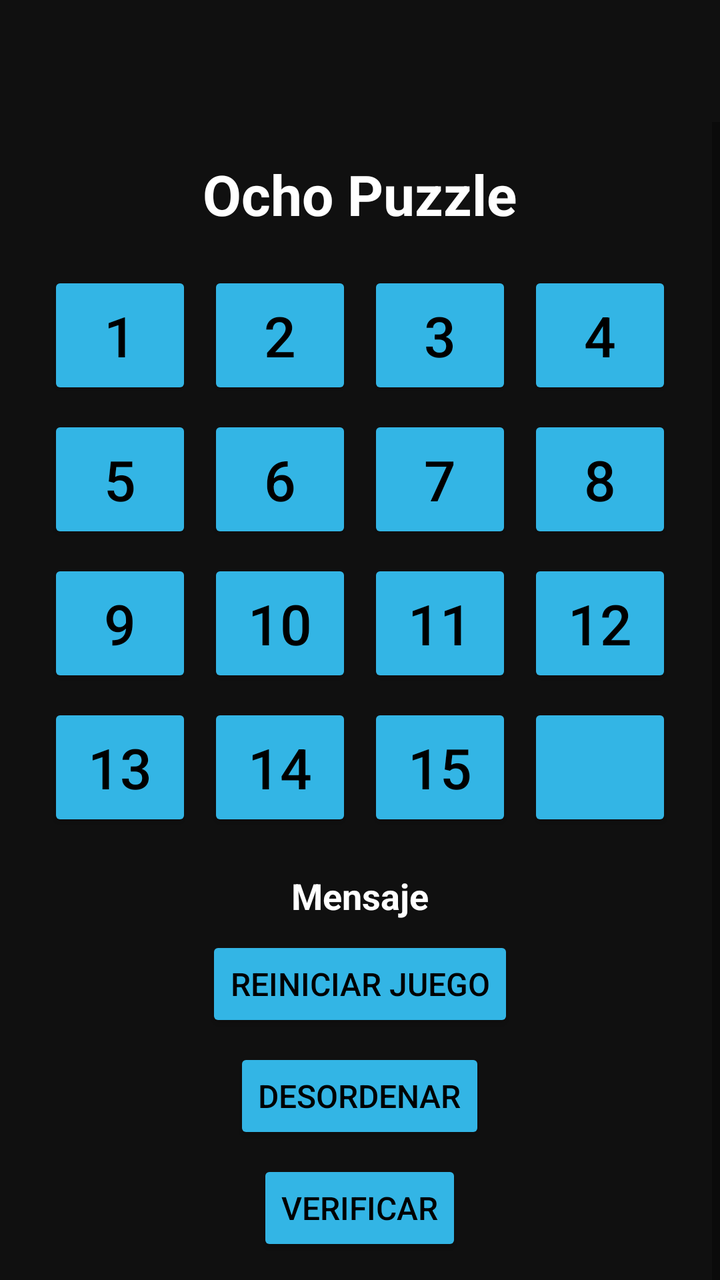
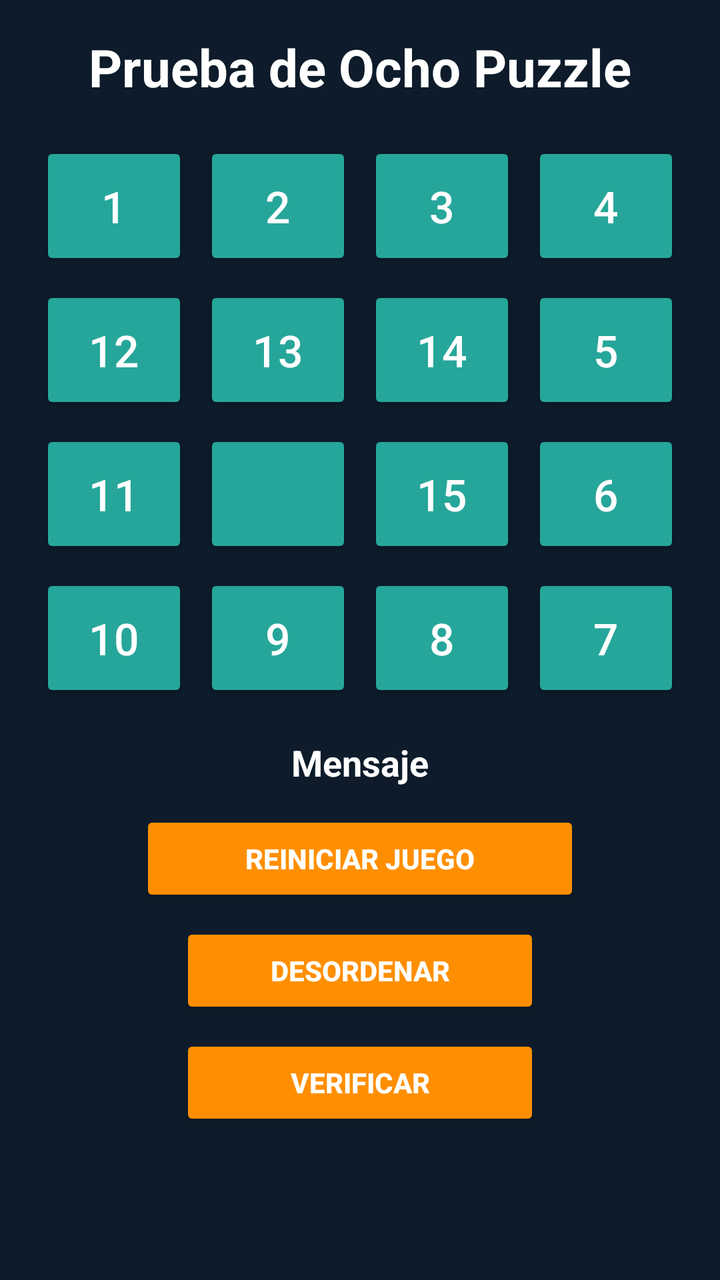

The first picture is an Android layout as it rendered before a commit; the second is the same layout after the commit. The layout source and the unified diff follow.
<!-- AndroidManifest.xml: application theme Theme.OchoPuzzle -->
<!-- res/layout/activity_main.xml -->
<?xml version="1.0" encoding="utf-8"?>
<ScrollView xmlns:android="http://schemas.android.com/apk/res/android"
    android:id="@+id/main"
    android:layout_width="match_parent"
    android:layout_height="match_parent"
    android:background="#101010"
    android:fillViewport="true"
    android:paddingTop="56dp">

    <LinearLayout
        android:layout_width="match_parent"
        android:layout_height="wrap_content"
        android:descendantFocusability="beforeDescendants"
        android:focusable="true"
        android:focusableInTouchMode="true"
        android:gravity="center_horizontal"
        android:orientation="vertical"
        android:padding="@dimen/screenPadding">

        <requestFocus />

        <TextView
            android:id="@+id/TXVTitle"
            android:layout_width="wrap_content"
            android:layout_height="wrap_content"
            android:layout_marginTop="@dimen/marginTop"
            android:text="@string/appTitle"
            android:textColor="@android:color/white"
            android:textSize="@dimen/titleTextSize"
            android:textStyle="bold" />

        <GridLayout
            android:id="@+id/GRLTablero"
            android:layout_width="wrap_content"
            android:layout_height="wrap_content"
            android:layout_marginTop="@dimen/marginTop"
            android:columnCount="4"
            android:rowCount="4">

            <Button
                android:id="@+id/BTN00"
                android:layout_width="@dimen/puzzleButtonWidth"
                android:layout_height="@dimen/puzzleButtonHeight"
                android:layout_margin="@dimen/puzzleButtonMargin"
                android:backgroundTint="@android:color/holo_blue_light"
                android:text="@string/number1"
                android:textColor="@android:color/black"
                android:textSize="@dimen/puzzleButtonTextSize" />

            <Button
                android:id="@+id/BTN01"
                android:layout_width="@dimen/puzzleButtonWidth"
                android:layout_height="@dimen/puzzleButtonHeight"
                android:layout_margin="@dimen/puzzleButtonMargin"
                android:backgroundTint="@android:color/holo_blue_light"
                android:text="@string/number2"
                android:textColor="@android:color/black"
                android:textSize="@dimen/puzzleButtonTextSize" />

            <Button
                android:id="@+id/BTN02"
                android:layout_width="@dimen/puzzleButtonWidth"
                android:layout_height="@dimen/puzzleButtonHeight"
                android:layout_margin="@dimen/puzzleButtonMargin"
                android:backgroundTint="@android:color/holo_blue_light"
                android:text="@string/number3"
                android:textColor="@android:color/black"
                android:textSize="@dimen/puzzleButtonTextSize" />

            <Button
                android:id="@+id/BTN03"
                android:layout_width="@dimen/puzzleButtonWidth"
                android:layout_height="@dimen/puzzleButtonHeight"
                android:layout_margin="@dimen/puzzleButtonMargin"
                android:backgroundTint="@android:color/holo_blue_light"
                android:text="@string/number4"
                android:textColor="@android:color/black"
                android:textSize="@dimen/puzzleButtonTextSize" />

            <Button
                android:id="@+id/BTN10"
                android:layout_width="@dimen/puzzleButtonWidth"
                android:layout_height="@dimen/puzzleButtonHeight"
                android:layout_margin="@dimen/puzzleButtonMargin"
                android:backgroundTint="@android:color/holo_blue_light"
                android:text="@string/number5"
                android:textColor="@android:color/black"
                android:textSize="@dimen/puzzleButtonTextSize" />

            <Button
                android:id="@+id/BTN11"
                android:layout_width="@dimen/puzzleButtonWidth"
                android:layout_height="@dimen/puzzleButtonHeight"
                android:layout_margin="@dimen/puzzleButtonMargin"
                android:backgroundTint="@android:color/holo_blue_light"
                android:text="@string/number6"
                android:textColor="@android:color/black"
                android:textSize="@dimen/puzzleButtonTextSize" />

            <Button
                android:id="@+id/BTN12"
                android:layout_width="@dimen/puzzleButtonWidth"
                android:layout_height="@dimen/puzzleButtonHeight"
                android:layout_margin="@dimen/puzzleButtonMargin"
                android:backgroundTint="@android:color/holo_blue_light"
                android:text="@string/number7"
                android:textColor="@android:color/black"
                android:textSize="@dimen/puzzleButtonTextSize" />

            <Button
                android:id="@+id/BTN13"
                android:layout_width="@dimen/puzzleButtonWidth"
                android:layout_height="@dimen/puzzleButtonHeight"
                android:layout_margin="@dimen/puzzleButtonMargin"
                android:backgroundTint="@android:color/holo_blue_light"
                android:text="@string/number8"
                android:textColor="@android:color/black"
                android:textSize="@dimen/puzzleButtonTextSize" />

            <Button
                android:id="@+id/BTN20"
                android:layout_width="@dimen/puzzleButtonWidth"
                android:layout_height="@dimen/puzzleButtonHeight"
                android:layout_margin="@dimen/puzzleButtonMargin"
                android:backgroundTint="@android:color/holo_blue_light"
                android:text="@string/number9"
                android:textColor="@android:color/black"
                android:textSize="@dimen/puzzleButtonTextSize" />

            <Button
                android:id="@+id/BTN21"
                android:layout_width="@dimen/puzzleButtonWidth"
                android:layout_height="@dimen/puzzleButtonHeight"
                android:layout_margin="@dimen/puzzleButtonMargin"
                android:backgroundTint="@android:color/holo_blue_light"
                android:text="@string/number10"
                android:textColor="@android:color/black"
                android:textSize="@dimen/puzzleButtonTextSize" />

            <Button
                android:id="@+id/BTN22"
                android:layout_width="@dimen/puzzleButtonWidth"
                android:layout_height="@dimen/puzzleButtonHeight"
                android:layout_margin="@dimen/puzzleButtonMargin"
                android:backgroundTint="@android:color/holo_blue_light"
                android:text="@string/number11"
                android:textColor="@android:color/black"
                android:textSize="@dimen/puzzleButtonTextSize" />

            <Button
                android:id="@+id/BTN23"
                android:layout_width="@dimen/puzzleButtonWidth"
                android:layout_height="@dimen/puzzleButtonHeight"
                android:layout_margin="@dimen/puzzleButtonMargin"
                android:backgroundTint="@android:color/holo_blue_light"
                android:text="@string/number12"
                android:textColor="@android:color/black"
                android:textSize="@dimen/puzzleButtonTextSize" />

            <Button
                android:id="@+id/BTN30"
                android:layout_width="@dimen/puzzleButtonWidth"
                android:layout_height="@dimen/puzzleButtonHeight"
                android:layout_margin="@dimen/puzzleButtonMargin"
                android:backgroundTint="@android:color/holo_blue_light"
                android:text="@string/number13"
                android:textColor="@android:color/black"
                android:textSize="@dimen/puzzleButtonTextSize" />

            <Button
                android:id="@+id/BTN31"
                android:layout_width="@dimen/puzzleButtonWidth"
                android:layout_height="@dimen/puzzleButtonHeight"
                android:layout_margin="@dimen/puzzleButtonMargin"
                android:backgroundTint="@android:color/holo_blue_light"
                android:text="@string/number14"
                android:textColor="@android:color/black"
                android:textSize="@dimen/puzzleButtonTextSize" />

            <Button
                android:id="@+id/BTN32"
                android:layout_width="@dimen/puzzleButtonWidth"
                android:layout_height="@dimen/puzzleButtonHeight"
                android:layout_margin="@dimen/puzzleButtonMargin"
                android:backgroundTint="@android:color/holo_blue_light"
                android:text="@string/number15"
                android:textColor="@android:color/black"
                android:textSize="@dimen/puzzleButtonTextSize" />

            <Button
                android:id="@+id/BTN33"
                android:layout_width="@dimen/puzzleButtonWidth"
                android:layout_height="@dimen/puzzleButtonHeight"
                android:layout_margin="@dimen/puzzleButtonMargin"
                android:backgroundTint="@android:color/holo_blue_light"
                android:contentDescription="@string/emptySpace"
                android:textColor="@android:color/black"
                android:textSize="@dimen/puzzleButtonTextSize" />

        </GridLayout>

        <TextView
            android:id="@+id/TXVMessage"
            android:layout_width="wrap_content"
            android:layout_height="wrap_content"
            android:layout_marginTop="@dimen/marginTop"
            android:text="@string/message"
            android:textColor="@android:color/white"
            android:textSize="@dimen/messageTextSize"
            android:textStyle="bold" />

        <Button
            android:id="@+id/BTNRestart"
            android:layout_width="wrap_content"
            android:layout_height="wrap_content"
            android:layout_marginTop="@dimen/smallMargin"
            android:backgroundTint="@android:color/holo_blue_light"
            android:text="@string/Restart"
            android:textColor="@android:color/black"
            android:textSize="@dimen/actionButtonTextSize" />

        <Button
            android:id="@+id/BTNShuffle"
            android:layout_width="wrap_content"
            android:layout_height="wrap_content"
            android:layout_marginTop="@dimen/smallMargin"
            android:backgroundTint="@android:color/holo_blue_light"
            android:text="@string/Shuffle"
            android:textColor="@android:color/black"
            android:textSize="@dimen/actionButtonTextSize" />

        <Button
            android:id="@+id/BTNVerify"
            android:layout_width="wrap_content"
            android:layout_height="wrap_content"
            android:layout_marginTop="@dimen/smallMargin"
            android:backgroundTint="@android:color/holo_blue_light"
            android:text="@string/Verify"
            android:textColor="@android:color/black"
            android:textSize="@dimen/actionButtonTextSize" />

    </LinearLayout>

</ScrollView>
<!-- resources referenced by this layout -->
<resources>
  <dimen name="actionButtonTextSize">16sp</dimen>
  <dimen name="marginTop">16dp</dimen>
  <dimen name="messageTextSize">18sp</dimen>
  <dimen name="puzzleButtonHeight">64dp</dimen>
  <dimen name="puzzleButtonMargin">4dp</dimen>
  <dimen name="puzzleButtonTextSize">28sp</dimen>
  <dimen name="puzzleButtonWidth">72dp</dimen>
  <dimen name="screenPadding">12dp</dimen>
  <dimen name="smallMargin">8dp</dimen>
  <dimen name="titleTextSize">28sp</dimen>
  <string name="Restart">Reiniciar Juego</string>
  <string name="Shuffle">Desordenar</string>
  <string name="Verify">Verificar</string>
  <string name="appTitle">Ocho Puzzle</string>
  <string name="emptySpace">Casilla vacía</string>
  <string name="message">Mensaje</string>
  <string name="number1" translatable="false">1</string>
  <string name="number10" translatable="false">10</string>
  <string name="number11" translatable="false">11</string>
  <string name="number12" translatable="false">12</string>
  <string name="number13" translatable="false">13</string>
  <string name="number14" translatable="false">14</string>
  <string name="number15" translatable="false">15</string>
  <string name="number2" translatable="false">2</string>
  <string name="number3" translatable="false">3</string>
  <string name="number4" translatable="false">4</string>
  <string name="number5" translatable="false">5</string>
  <string name="number6" translatable="false">6</string>
  <string name="number7" translatable="false">7</string>
  <string name="number8" translatable="false">8</string>
  <string name="number9" translatable="false">9</string>
  <style name="Theme.OchoPuzzle" parent="Theme.MaterialComponents.DayNight.DarkActionBar">
          
          <item name="colorPrimary">@color/purple_500</item>
          <item name="colorPrimaryVariant">@color/purple_700</item>
          <item name="colorOnPrimary">@color/white</item>
          
          <item name="colorSecondary">@color/teal_200</item>
          <item name="colorSecondaryVariant">@color/teal_700</item>
          <item name="colorOnSecondary">@color/black</item>
          
          <item name="android:statusBarColor">?attr/colorPrimaryVariant</item>
          
      </style>
  <color name="purple_500">#FF6200EE</color>
  <color name="purple_700">#FF3700B3</color>
  <color name="white">#FFFFFFFF</color>
  <color name="teal_200">#FF03DAC5</color>
  <color name="teal_700">#FF018786</color>
  <color name="black">#FF000000</color>
</resources>

<!-- the commit's change to res/layout/activity_main.xml (unified diff, before → after) -->
@@ -1,243 +1,275 @@
 <?xml version="1.0" encoding="utf-8"?>
 <ScrollView xmlns:android="http://schemas.android.com/apk/res/android"
-    android:id="@+id/main"
     android:layout_width="match_parent"
     android:layout_height="match_parent"
-    android:background="#101010"
-    android:fillViewport="true"
-    android:paddingTop="56dp">
+    android:background="#0D1B2A"
+    android:fillViewport="true">
 
     <LinearLayout
         android:layout_width="match_parent"
         android:layout_height="wrap_content"
-        android:descendantFocusability="beforeDescendants"
-        android:focusable="true"
-        android:focusableInTouchMode="true"
         android:gravity="center_horizontal"
         android:orientation="vertical"
-        android:padding="@dimen/screenPadding">
-
-        <requestFocus />
+        android:padding="16dp">
 
         <TextView
-            android:id="@+id/TXVTitle"
             android:layout_width="wrap_content"
             android:layout_height="wrap_content"
-            android:layout_marginTop="@dimen/marginTop"
-            android:text="@string/appTitle"
-            android:textColor="@android:color/white"
-            android:textSize="@dimen/titleTextSize"
-            android:textStyle="bold" />
-
-        <GridLayout
-            android:id="@+id/GRLTablero"
-            android:layout_width="wrap_content"
-            android:layout_height="wrap_content"
-            android:layout_marginTop="@dimen/marginTop"
-            android:columnCount="4"
-            android:rowCount="4">
+            android:layout_marginBottom="16dp"
+            android:text="Prueba de Ocho Puzzle"
+            android:textColor="#FFFFFF"
+            android:textSize="26sp"
+            android:textStyle="bold" />
+
+        
+
+        <LinearLayout
+            android:layout_width="match_parent"
+            android:layout_height="wrap_content"
+            android:orientation="horizontal">
 
             <Button
                 android:id="@+id/BTN00"
-                android:layout_width="@dimen/puzzleButtonWidth"
-                android:layout_height="@dimen/puzzleButtonHeight"
-                android:layout_margin="@dimen/puzzleButtonMargin"
-                android:backgroundTint="@android:color/holo_blue_light"
-                android:text="@string/number1"
-                android:textColor="@android:color/black"
-                android:textSize="@dimen/puzzleButtonTextSize" />
+                android:layout_width="0dp"
+                android:layout_height="64dp"
+                android:layout_margin="4dp"
+                android:layout_weight="1"
+                android:backgroundTint="#26A69A"
+                android:text="1"
+                android:textColor="#FFFFFF"
+                android:textSize="22sp" />
 
             <Button
                 android:id="@+id/BTN01"
-                android:layout_width="@dimen/puzzleButtonWidth"
-                android:layout_height="@dimen/puzzleButtonHeight"
-                android:layout_margin="@dimen/puzzleButtonMargin"
-                android:backgroundTint="@android:color/holo_blue_light"
-                android:text="@string/number2"
-                android:textColor="@android:color/black"
-                android:textSize="@dimen/puzzleButtonTextSize" />
+                android:layout_width="0dp"
+                android:layout_height="64dp"
+                android:layout_margin="4dp"
+                android:layout_weight="1"
+                android:backgroundTint="#26A69A"
+                android:text="2"
+                android:textColor="#FFFFFF"
+                android:textSize="22sp" />
 
             <Button
                 android:id="@+id/BTN02"
-                android:layout_width="@dimen/puzzleButtonWidth"
-                android:layout_height="@dimen/puzzleButtonHeight"
-                android:layout_margin="@dimen/puzzleButtonMargin"
-                android:backgroundTint="@android:color/holo_blue_light"
-                android:text="@string/number3"
-                android:textColor="@android:color/black"
-                android:textSize="@dimen/puzzleButtonTextSize" />
+                android:layout_width="0dp"
+                android:layout_height="64dp"
+                android:layout_margin="4dp"
+                android:layout_weight="1"
+                android:backgroundTint="#26A69A"
+                android:text="3"
+                android:textColor="#FFFFFF"
+                android:textSize="22sp" />
 
             <Button
                 android:id="@+id/BTN03"
-                android:layout_width="@dimen/puzzleButtonWidth"
-                android:layout_height="@dimen/puzzleButtonHeight"
-                android:layout_margin="@dimen/puzzleButtonMargin"
-                android:backgroundTint="@android:color/holo_blue_light"
-                android:text="@string/number4"
-                android:textColor="@android:color/black"
-                android:textSize="@dimen/puzzleButtonTextSize" />
+                android:layout_width="0dp"
+                android:layout_height="64dp"
+                android:layout_margin="4dp"
+                android:layout_weight="1"
+                android:backgroundTint="#26A69A"
+                android:text="4"
+                android:textColor="#FFFFFF"
+                android:textSize="22sp" />
+        </LinearLayout>
+
+        
+
+        <LinearLayout
+            android:layout_width="match_parent"
+            android:layout_height="wrap_content"
+            android:orientation="horizontal">
 
             <Button
                 android:id="@+id/BTN10"
-                android:layout_width="@dimen/puzzleButtonWidth"
-                android:layout_height="@dimen/puzzleButtonHeight"
-                android:layout_margin="@dimen/puzzleButtonMargin"
-                android:backgroundTint="@android:color/holo_blue_light"
-                android:text="@string/number5"
-                android:textColor="@android:color/black"
-                android:textSize="@dimen/puzzleButtonTextSize" />
+                android:layout_width="0dp"
+                android:layout_height="64dp"
+                android:layout_margin="4dp"
+                android:layout_weight="1"
+                android:backgroundTint="#26A69A"
+                android:text="12"
+                android:textColor="#FFFFFF"
+                android:textSize="22sp" />
 
             <Button
                 android:id="@+id/BTN11"
-                android:layout_width="@dimen/puzzleButtonWidth"
-                android:layout_height="@dimen/puzzleButtonHeight"
-                android:layout_margin="@dimen/puzzleButtonMargin"
-                android:backgroundTint="@android:color/holo_blue_light"
-                android:text="@string/number6"
-                android:textColor="@android:color/black"
-                android:textSize="@dimen/puzzleButtonTextSize" />
+                android:layout_width="0dp"
+                android:layout_height="64dp"
+                android:layout_margin="4dp"
+                android:layout_weight="1"
+                android:backgroundTint="#26A69A"
+                android:text="13"
+                android:textColor="#FFFFFF"
+                android:textSize="22sp" />
 
             <Button
                 android:id="@+id/BTN12"
-                android:layout_width="@dimen/puzzleButtonWidth"
-                android:layout_height="@dimen/puzzleButtonHeight"
-                android:layout_margin="@dimen/puzzleButtonMargin"
-                android:backgroundTint="@android:color/holo_blue_light"
-                android:text="@string/number7"
-                android:textColor="@android:color/black"
-                android:textSize="@dimen/puzzleButtonTextSize" />
+                android:layout_width="0dp"
+                android:layout_height="64dp"
+                android:layout_margin="4dp"
+                android:layout_weight="1"
+                android:backgroundTint="#26A69A"
+                android:text="14"
+                android:textColor="#FFFFFF"
+                android:textSize="22sp" />
 
             <Button
                 android:id="@+id/BTN13"
-                android:layout_width="@dimen/puzzleButtonWidth"
-                android:layout_height="@dimen/puzzleButtonHeight"
-                android:layout_margin="@dimen/puzzleButtonMargin"
-                android:backgroundTint="@android:color/holo_blue_light"
-                android:text="@string/number8"
-                android:textColor="@android:color/black"
-                android:textSize="@dimen/puzzleButtonTextSize" />
+                android:layout_width="0dp"
+                android:layout_height="64dp"
+                android:layout_margin="4dp"
+                android:layout_weight="1"
+                android:backgroundTint="#26A69A"
+                android:text="5"
+                android:textColor="#FFFFFF"
+                android:textSize="22sp" />
+        </LinearLayout>
+
+        
+
+        <LinearLayout
+            android:layout_width="match_parent"
+            android:layout_height="wrap_content"
+            android:orientation="horizontal">
 
             <Button
                 android:id="@+id/BTN20"
-                android:layout_width="@dimen/puzzleButtonWidth"
-                android:layout_height="@dimen/puzzleButtonHeight"
-                android:layout_margin="@dimen/puzzleButtonMargin"
-                android:backgroundTint="@android:color/holo_blue_light"
-                android:text="@string/number9"
-                android:textColor="@android:color/black"
-                android:textSize="@dimen/puzzleButtonTextSize" />
+                android:layout_width="0dp"
+                android:layout_height="64dp"
+                android:layout_margin="4dp"
+                android:layout_weight="1"
+                android:backgroundTint="#26A69A"
+                android:text="11"
+                android:textColor="#FFFFFF"
+                android:textSize="22sp" />
 
             <Button
                 android:id="@+id/BTN21"
-                android:layout_width="@dimen/puzzleButtonWidth"
-                android:layout_height="@dimen/puzzleButtonHeight"
-                android:layout_margin="@dimen/puzzleButtonMargin"
-                android:backgroundTint="@android:color/holo_blue_light"
-                android:text="@string/number10"
-                android:textColor="@android:color/black"
-                android:textSize="@dimen/puzzleButtonTextSize" />
+                android:layout_width="0dp"
+                android:layout_height="64dp"
+                android:layout_margin="4dp"
+                android:layout_weight="1"
+                android:backgroundTint="#26A69A"
+                android:text=""
+                android:textColor="#FFFFFF"
+                android:textSize="22sp" />
 
             <Button
                 android:id="@+id/BTN22"
-                android:layout_width="@dimen/puzzleButtonWidth"
-                android:layout_height="@dimen/puzzleButtonHeight"
-                android:layout_margin="@dimen/puzzleButtonMargin"
-                android:backgroundTint="@android:color/holo_blue_light"
-                android:text="@string/number11"
-                android:textColor="@android:color/black"
-                android:textSize="@dimen/puzzleButtonTextSize" />
+                android:layout_width="0dp"
+                android:layout_height="64dp"
+                android:layout_margin="4dp"
+                android:layout_weight="1"
+                android:backgroundTint="#26A69A"
+                android:text="15"
+                android:textColor="#FFFFFF"
+                android:textSize="22sp" />
 
             <Button
                 android:id="@+id/BTN23"
-                android:layout_width="@dimen/puzzleButtonWidth"
-                android:layout_height="@dimen/puzzleButtonHeight"
-                android:layout_margin="@dimen/puzzleButtonMargin"
-                android:backgroundTint="@android:color/holo_blue_light"
-                android:text="@string/number12"
-                android:textColor="@android:color/black"
-                android:textSize="@dimen/puzzleButtonTextSize" />
+                android:layout_width="0dp"
+                android:layout_height="64dp"
+                android:layout_margin="4dp"
+                android:layout_weight="1"
+                android:backgroundTint="#26A69A"
+                android:text="6"
+                android:textColor="#FFFFFF"
+                android:textSize="22sp" />
+        </LinearLayout>
+
+        
+
+        <LinearLayout
+            android:layout_width="match_parent"
+            android:layout_height="wrap_content"
+            android:orientation="horizontal">
 
             <Button
                 android:id="@+id/BTN30"
-                android:layout_width="@dimen/puzzleButtonWidth"
-                android:layout_height="@dimen/puzzleButtonHeight"
-                android:layout_margin="@dimen/puzzleButtonMargin"
-                android:backgroundTint="@android:color/holo_blue_light"
-                android:text="@string/number13"
-                android:textColor="@android:color/black"
-                android:textSize="@dimen/puzzleButtonTextSize" />
+                android:layout_width="0dp"
+                android:layout_height="64dp"
+                android:layout_margin="4dp"
+                android:layout_weight="1"
+                android:backgroundTint="#26A69A"
+                android:text="10"
+                android:textColor="#FFFFFF"
+                android:textSize="22sp" />
 
             <Button
                 android:id="@+id/BTN31"
-                android:layout_width="@dimen/puzzleButtonWidth"
-                android:layout_height="@dimen/puzzleButtonHeight"
-                android:layout_margin="@dimen/puzzleButtonMargin"
-                android:backgroundTint="@android:color/holo_blue_light"
-                android:text="@string/number14"
-                android:textColor="@android:color/black"
-                android:textSize="@dimen/puzzleButtonTextSize" />
+                android:layout_width="0dp"
+                android:layout_height="64dp"
+                android:layout_margin="4dp"
+                android:layout_weight="1"
+                android:backgroundTint="#26A69A"
+                android:text="9"
+                android:textColor="#FFFFFF"
+                android:textSize="22sp" />
 
             <Button
                 android:id="@+id/BTN32"
-                android:layout_width="@dimen/puzzleButtonWidth"
-                android:layout_height="@dimen/puzzleButtonHeight"
-                android:layout_margin="@dimen/puzzleButtonMargin"
-                android:backgroundTint="@android:color/holo_blue_light"
-                android:text="@string/number15"
-                android:textColor="@android:color/black"
-                android:textSize="@dimen/puzzleButtonTextSize" />
+                android:layout_width="0dp"
+                android:layout_height="64dp"
+                android:layout_margin="4dp"
+                android:layout_weight="1"
+                android:backgroundTint="#26A69A"
+                android:text="8"
+                android:textColor="#FFFFFF"
+                android:textSize="22sp" />
 
             <Button
                 android:id="@+id/BTN33"
-                android:layout_width="@dimen/puzzleButtonWidth"
-                android:layout_height="@dimen/puzzleButtonHeight"
-                android:layout_margin="@dimen/puzzleButtonMargin"
-                android:backgroundTint="@android:color/holo_blue_light"
-                android:contentDescription="@string/emptySpace"
-                android:textColor="@android:color/black"
-                android:textSize="@dimen/puzzleButtonTextSize" />
-
-        </GridLayout>
+                android:layout_width="0dp"
+                android:layout_height="64dp"
+                android:layout_margin="4dp"
+                android:layout_weight="1"
+                android:backgroundTint="#26A69A"
+                android:text="7"
+                android:textColor="#FFFFFF"
+                android:textSize="22sp" />
+        </LinearLayout>
 
         <TextView
             android:id="@+id/TXVMessage"
-            android:layout_width="wrap_content"
-            android:layout_height="wrap_content"
-            android:layout_marginTop="@dimen/marginTop"
-            android:text="@string/message"
-            android:textColor="@android:color/white"
-            android:textSize="@dimen/messageTextSize"
+            android:layout_width="match_parent"
+            android:layout_height="wrap_content"
+            android:layout_marginTop="14dp"
+            android:gravity="center"
+            android:text="Mensaje"
+            android:textColor="#FFFFFF"
+            android:textSize="18sp"
             android:textStyle="bold" />
 
         <Button
             android:id="@+id/BTNRestart"
-            android:layout_width="wrap_content"
-            android:layout_height="wrap_content"
-            android:layout_marginTop="@dimen/smallMargin"
-            android:backgroundTint="@android:color/holo_blue_light"
-            android:text="@string/Restart"
-            android:textColor="@android:color/black"
-            android:textSize="@dimen/actionButtonTextSize" />
+            android:layout_width="220dp"
+            android:layout_height="wrap_content"
+            android:layout_marginTop="12dp"
+            android:backgroundTint="#FF8F00"
+            android:text="REINICIAR JUEGO"
+            android:textColor="#FFFFFF"
+            android:textStyle="bold" />
 
         <Button
             android:id="@+id/BTNShuffle"
-            android:layout_width="wrap_content"
-            android:layout_height="wrap_content"
-            android:layout_marginTop="@dimen/smallMargin"
-            android:backgroundTint="@android:color/holo_blue_light"
-            android:text="@string/Shuffle"
-            android:textColor="@android:color/black"
-            android:textSize="@dimen/actionButtonTextSize" />
+            android:layout_width="180dp"
+            android:layout_height="wrap_content"
+            android:layout_marginTop="8dp"
+            android:backgroundTint="#FF8F00"
+            android:text="DESORDENAR"
+            android:textColor="#FFFFFF"
+            android:textStyle="bold" />
 
         <Button
             android:id="@+id/BTNVerify"
-            android:layout_width="wrap_content"
-            android:layout_height="wrap_content"
-            android:layout_marginTop="@dimen/smallMargin"
-            android:backgroundTint="@android:color/holo_blue_light"
-            android:text="@string/Verify"
-            android:textColor="@android:color/black"
-            android:textSize="@dimen/actionButtonTextSize" />
+            android:layout_width="180dp"
+            android:layout_height="wrap_content"
+            android:layout_marginTop="8dp"
+            android:layout_marginBottom="16dp"
+            android:backgroundTint="#FF8F00"
+            android:text="VERIFICAR"
+            android:textColor="#FFFFFF"
+            android:textStyle="bold" />
 
     </LinearLayout>
 
<!-- resource entries referenced after the edit -->
@@ -1,36 +1,5 @@
 <!-- resources referenced by this layout -->
 <resources>
-  <dimen name="actionButtonTextSize">16sp</dimen>
-  <dimen name="marginTop">16dp</dimen>
-  <dimen name="messageTextSize">18sp</dimen>
-  <dimen name="puzzleButtonHeight">64dp</dimen>
-  <dimen name="puzzleButtonMargin">4dp</dimen>
-  <dimen name="puzzleButtonTextSize">28sp</dimen>
-  <dimen name="puzzleButtonWidth">72dp</dimen>
-  <dimen name="screenPadding">12dp</dimen>
-  <dimen name="smallMargin">8dp</dimen>
-  <dimen name="titleTextSize">28sp</dimen>
-  <string name="Restart">Reiniciar Juego</string>
-  <string name="Shuffle">Desordenar</string>
-  <string name="Verify">Verificar</string>
-  <string name="appTitle">Ocho Puzzle</string>
-  <string name="emptySpace">Casilla vacía</string>
-  <string name="message">Mensaje</string>
-  <string name="number1" translatable="false">1</string>
-  <string name="number10" translatable="false">10</string>
-  <string name="number11" translatable="false">11</string>
-  <string name="number12" translatable="false">12</string>
-  <string name="number13" translatable="false">13</string>
-  <string name="number14" translatable="false">14</string>
-  <string name="number15" translatable="false">15</string>
-  <string name="number2" translatable="false">2</string>
-  <string name="number3" translatable="false">3</string>
-  <string name="number4" translatable="false">4</string>
-  <string name="number5" translatable="false">5</string>
-  <string name="number6" translatable="false">6</string>
-  <string name="number7" translatable="false">7</string>
-  <string name="number8" translatable="false">8</string>
-  <string name="number9" translatable="false">9</string>
   <style name="Theme.OchoPuzzle" parent="Theme.MaterialComponents.DayNight.DarkActionBar">
           
           <item name="colorPrimary">@color/purple_500</item>
